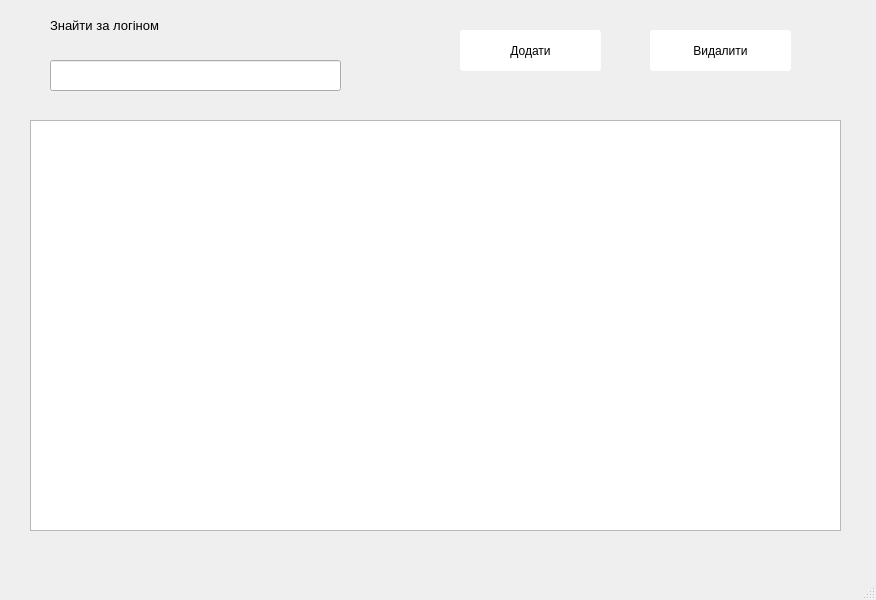
Above: app/gui/users.ui from ValRudyka/courseprogram before the change. Below: the same form after it.
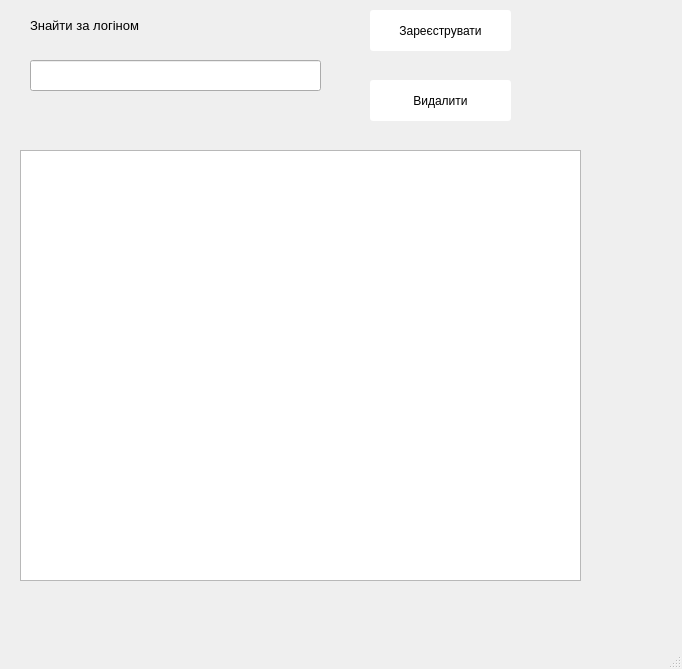
That is the form after the change.

Commit message: update users features

Patch:
```diff
--- a/app/gui/users.ui
+++ b/app/gui/users.ui
@@ -6,8 +6,8 @@
    <rect>
     <x>0</x>
     <y>0</y>
-    <width>876</width>
-    <height>600</height>
+    <width>682</width>
+    <height>669</height>
    </rect>
   </property>
   <property name="windowTitle">
@@ -17,18 +17,18 @@
    <widget class="QTableView" name="tableView">
     <property name="geometry">
      <rect>
-      <x>30</x>
-      <y>120</y>
-      <width>811</width>
-      <height>411</height>
+      <x>20</x>
+      <y>150</y>
+      <width>561</width>
+      <height>431</height>
      </rect>
     </property>
    </widget>
    <widget class="QPushButton" name="pushButton_2">
     <property name="geometry">
      <rect>
-      <x>650</x>
-      <y>30</y>
+      <x>370</x>
+      <y>80</y>
       <width>141</width>
       <height>41</height>
      </rect>
@@ -44,8 +44,8 @@
    <widget class="QPushButton" name="pushButton_3">
     <property name="geometry">
      <rect>
-      <x>460</x>
-      <y>30</y>
+      <x>370</x>
+      <y>10</y>
       <width>141</width>
       <height>41</height>
      </rect>
@@ -55,13 +55,13 @@
 border-radius: 3px;</string>
     </property>
     <property name="text">
-     <string>Додати</string>
+     <string>Зареєструвати</string>
     </property>
    </widget>
    <widget class="QLabel" name="label">
     <property name="geometry">
      <rect>
-      <x>50</x>
+      <x>30</x>
       <y>10</y>
       <width>261</width>
       <height>31</height>
@@ -79,7 +79,7 @@
    <widget class="QLineEdit" name="lineEdit">
     <property name="geometry">
      <rect>
-      <x>50</x>
+      <x>30</x>
       <y>60</y>
       <width>291</width>
       <height>31</height>
```
Left out of the diff: 2 changed lines with no effect on the pictures. The commit also changes 12 other files.
